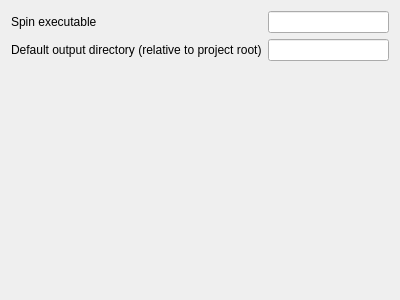
First picture: the form in src/qtcreator/spacecreatorplugin/options/tmcoptionswidget.ui, repository esa/spacecreator, before the edit.
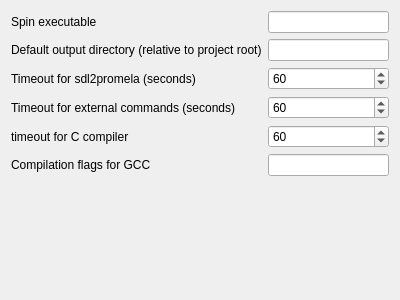
Second picture: the form after the edit.

Commit message: TMC: Added custom global options for timeouts and compiler flags

```diff
--- a/src/qtcreator/spacecreatorplugin/options/tmcoptionswidget.ui
+++ b/src/qtcreator/spacecreatorplugin/options/tmcoptionswidget.ui
@@ -14,10 +14,30 @@
    <string>Form</string>
   </property>
   <layout class="QGridLayout" name="gridLayout">
-   <item row="0" column="0">
-    <widget class="QLabel" name="label">
+   <item row="3" column="0">
+    <widget class="QLabel" name="label_4">
      <property name="text">
-      <string>Spin executable</string>
+      <string>Timeout for external commands (seconds)</string>
+     </property>
+    </widget>
+   </item>
+   <item row="3" column="1">
+    <widget class="QSpinBox" name="externalCommandTimeoutLineEdit">
+     <property name="minimum">
+      <number>10</number>
+     </property>
+     <property name="maximum">
+      <number>1200</number>
+     </property>
+     <property name="value">
+      <number>60</number>
+     </property>
+    </widget>
+   </item>
+   <item row="5" column="0">
+    <widget class="QLabel" name="label_5">
+     <property name="text">
+      <string>Compilation flags for GCC</string>
      </property>
     </widget>
    </item>
@@ -31,10 +51,33 @@
      </property>
     </widget>
    </item>
+   <item row="2" column="0">
+    <widget class="QLabel" name="label_3">
+     <property name="text">
+      <string>Timeout for sdl2promela (seconds)</string>
+     </property>
+    </widget>
+   </item>
+   <item row="2" column="1">
+    <widget class="QSpinBox" name="sdl2promelaTimeoutLineEdit">
+     <property name="minimum">
+      <number>10</number>
+     </property>
+     <property name="maximum">
+      <number>1200</number>
+     </property>
+     <property name="value">
+      <number>60</number>
+     </property>
+    </widget>
+   </item>
+   <item row="5" column="1">
+    <widget class="QLineEdit" name="compilerFlagsLineEdit"/>
+   </item>
    <item row="1" column="1">
     <widget class="QLineEdit" name="outputDirectoryLineEdit"/>
    </item>
-   <item row="2" column="1">
+   <item row="6" column="1">
     <spacer name="verticalSpacer">
      <property name="orientation">
       <enum>Qt::Vertical</enum>
@@ -47,6 +90,33 @@
      </property>
     </spacer>
    </item>
+   <item row="0" column="0">
+    <widget class="QLabel" name="label">
+     <property name="text">
+      <string>Spin executable</string>
+     </property>
+    </widget>
+   </item>
+   <item row="4" column="0">
+    <widget class="QLabel" name="label_6">
+     <property name="text">
+      <string>timeout for C compiler</string>
+     </property>
+    </widget>
+   </item>
+   <item row="4" column="1">
+    <widget class="QSpinBox" name="ccompilerTimeoutLineEdit">
+     <property name="minimum">
+      <number>10</number>
+     </property>
+     <property name="maximum">
+      <number>1200</number>
+     </property>
+     <property name="value">
+      <number>60</number>
+     </property>
+    </widget>
+   </item>
   </layout>
  </widget>
  <resources/>
```
The commit also changes 11 other files.
